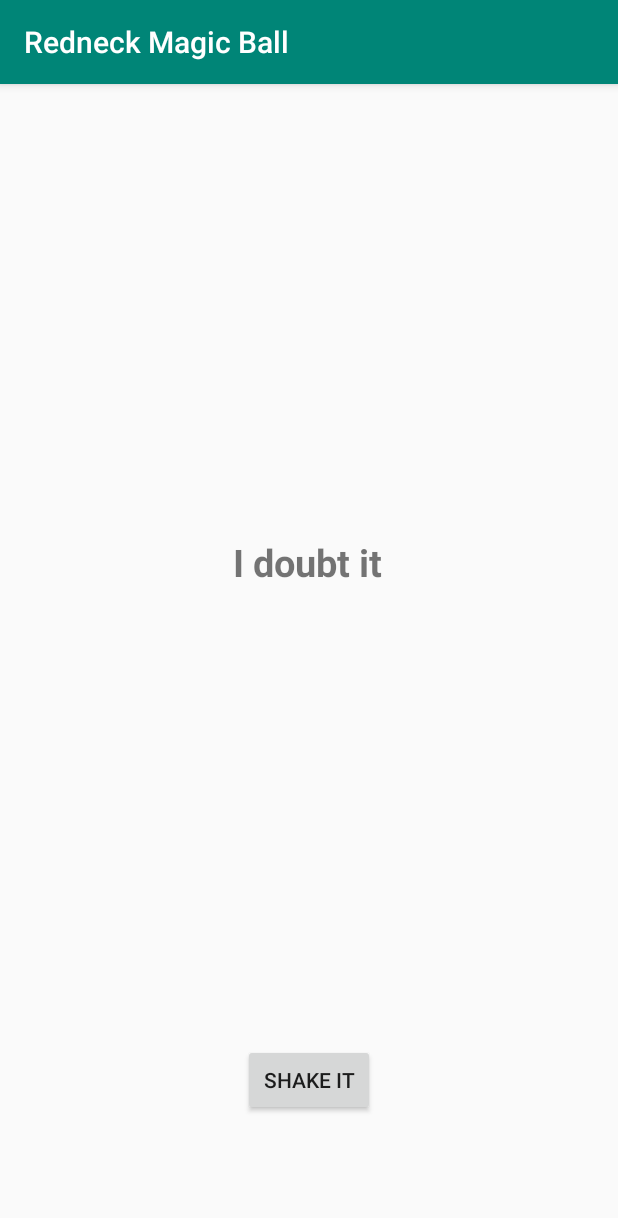
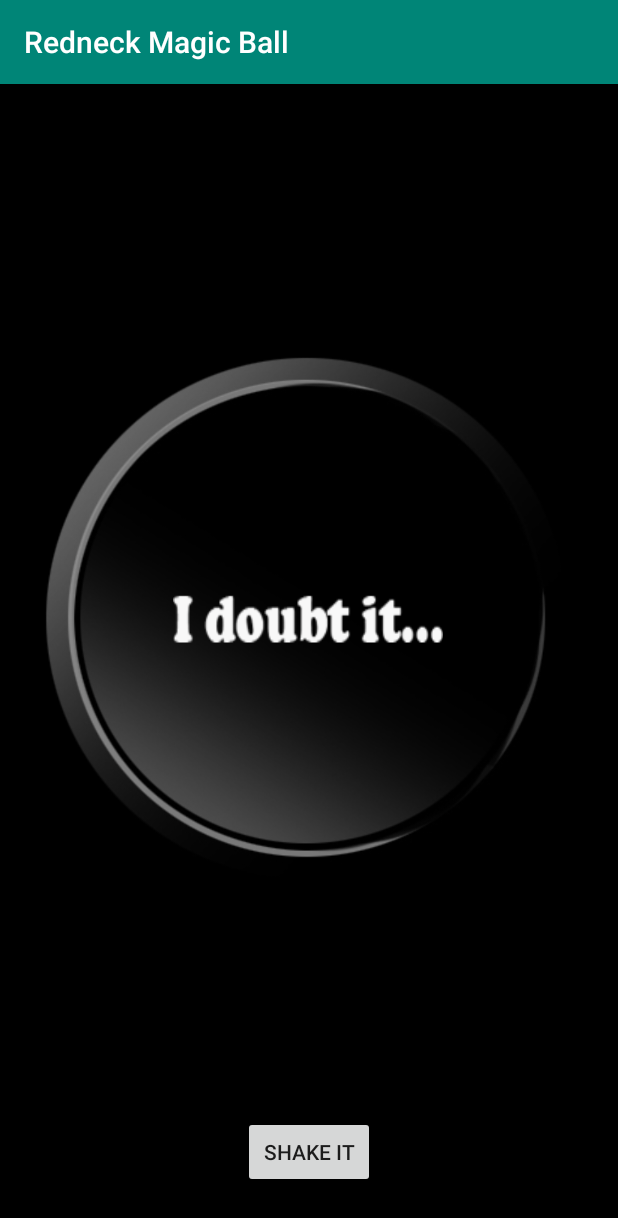
Before and after one commit to Sergei1992/RedneckMagicBall, an Android app: the screen it shows after launch (MainActivity), after a tap on "SHAKE IT", on a phone screen of 412 x 824 dp. Shown: the top 1218 px of the screen. Run offline under Robolectric (Android 15) with nearby library versions, the phone set to English and light mode, and no system bars.

Commit message:
add interface graphics

```diff
--- a/app/src/main/java/com/sergei/s/ershov/redneckmagicball/MainActivity.java
+++ b/app/src/main/java/com/sergei/s/ershov/redneckmagicball/MainActivity.java
@@ -4,14 +4,16 @@ import android.support.v7.app.AppCompatActivity;
 import android.os.Bundle;
 import android.view.View;
 import android.widget.Button;
+import android.widget.ImageView;
 import android.widget.TextView;
 import android.widget.Toast;
 import java.util.Random;
 
 public class MainActivity extends AppCompatActivity {
-    TextView txt;
+    ImageView img;
     Button btn;
     Random rng = new Random();
+
 
     @Override
     protected void onCreate(Bundle savedInstanceState) {
@@ -23,7 +25,7 @@ public class MainActivity extends AppCompatActivity {
                 "Wats up Redneck!", Toast.LENGTH_LONG);
         toast.show();
 
-        txt = (TextView) findViewById(R.id.myText);
+        img = (ImageView) findViewById(R.id.myImage);
         btn = (Button) findViewById(R.id.myButton);
 
 
@@ -34,35 +36,35 @@ public class MainActivity extends AppCompatActivity {
 
                 switch (randomNumber) {
                     case 1:
-                        txt.setText("Heal No");
+                        img.setImageResource(R.drawable.healno);
                         break;
 
                     case 2:
-                        txt.setText("Heal Yes");
+                        img.setImageResource(R.drawable.healyes);
                         break;
 
                     case 3:
-                        txt.setText("I tell you what, don`t");
+                        img.setImageResource(R.drawable.dont);
                         break;
 
                     case 4:
-                        txt.setText("Just tri it");
+                        img.setImageResource(R.drawable.tryit);
                         break;
 
                     case 5:
-                        txt.setText("Wut?");
+                        img.setImageResource(R.drawable.wut);
                         break;
 
                     case 6:
-                        txt.setText("I doubt it");
+                        img.setImageResource(R.drawable.doubit);
                         break;
 
                     case 7:
-                        txt.setText("Imma alredy drunk");
+                        img.setImageResource(R.drawable.drunk);
                         break;
 
                     case 8:
-                        txt.setText("Don`t be a pussy");
+                        img.setImageResource(R.drawable.pussy);
                         break;
 
                 }
--- a/app/src/main/res/layout/activity_main.xml
+++ b/app/src/main/res/layout/activity_main.xml
@@ -4,34 +4,46 @@
     xmlns:tools="http://schemas.android.com/tools"
     android:layout_width="match_parent"
     android:layout_height="match_parent"
-    tools:context=".MainActivity">
+    android:background="#000000"
+    tools:context=".MainActivity"
+    tools:layout_editor_absoluteY="81dp">
+
 
     <Button
         android:id="@+id/myButton"
         android:layout_width="88dp"
-        android:layout_height="48dp"
+        android:layout_height="0dp"
         android:layout_marginStart="8dp"
         android:layout_marginEnd="8dp"
-        android:layout_marginBottom="80dp"
+        android:layout_marginBottom="32dp"
         android:text="@string/shake_it"
         app:layout_constraintBottom_toBottomOf="parent"
         app:layout_constraintEnd_toEndOf="parent"
         app:layout_constraintStart_toStartOf="parent" />
 
-    <TextView
-        android:id="@+id/myText"
-        android:layout_width="wrap_content"
-        android:layout_height="wrap_content"
-        android:layout_marginStart="8dp"
-        android:layout_marginTop="8dp"
-        android:layout_marginEnd="10dp"
-        android:layout_marginBottom="11dp"
-        android:autoText="false"
-        android:text="Magic Ball"
-        android:textSize="25dp"
-        android:textStyle="bold"
+    <ImageView
+        android:id="@+id/blackball"
+        android:layout_width="352dp"
+        android:layout_height="394dp"
+        android:layout_marginTop="34dp"
+        android:layout_marginBottom="8dp"
+        android:src="@drawable/blackball"
         app:layout_constraintBottom_toTopOf="@+id/myButton"
         app:layout_constraintEnd_toEndOf="parent"
         app:layout_constraintStart_toStartOf="parent"
         app:layout_constraintTop_toTopOf="parent" />
+
+    <ImageView
+        android:id="@+id/myImage"
+        android:layout_width="wrap_content"
+        android:layout_height="wrap_content"
+        android:layout_marginStart="8dp"
+        android:layout_marginEnd="8dp"
+        android:src="@drawable/ball"
+        app:layout_constraintBottom_toBottomOf="@+id/blackball"
+        app:layout_constraintEnd_toEndOf="parent"
+        app:layout_constraintHorizontal_bias="0.497"
+        app:layout_constraintStart_toStartOf="parent"
+        app:layout_constraintTop_toTopOf="@+id/blackball" />
+
 </android.support.constraint.ConstraintLayout>
```
Also changed, not shown: app/src/main/res/drawable/ball.png (added), app/src/main/res/drawable/blackball.png (added), app/src/main/res/drawable/dont.png (added), app/src/main/res/drawable/doubit.png (added), app/src/main/res/drawable/drunk.png (added), app/src/main/res/drawable/healno.png (added), app/src/main/res/drawable/healyes.png (added), app/src/main/res/drawable/pussy.png (added), app/src/main/res/drawable/tryit.png (added), app/src/main/res/drawable/wut.png (added).
